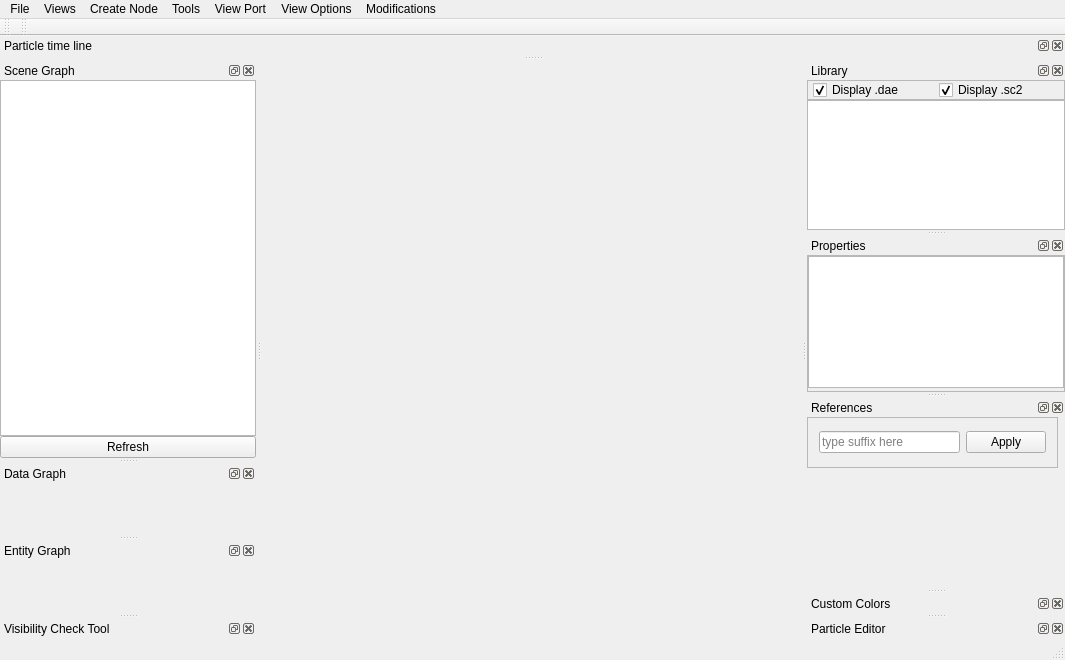
Qt form Tools/ResourceEditor/DataQt/mainwindow.ui (xaoctech/dava.engine) before a commit.
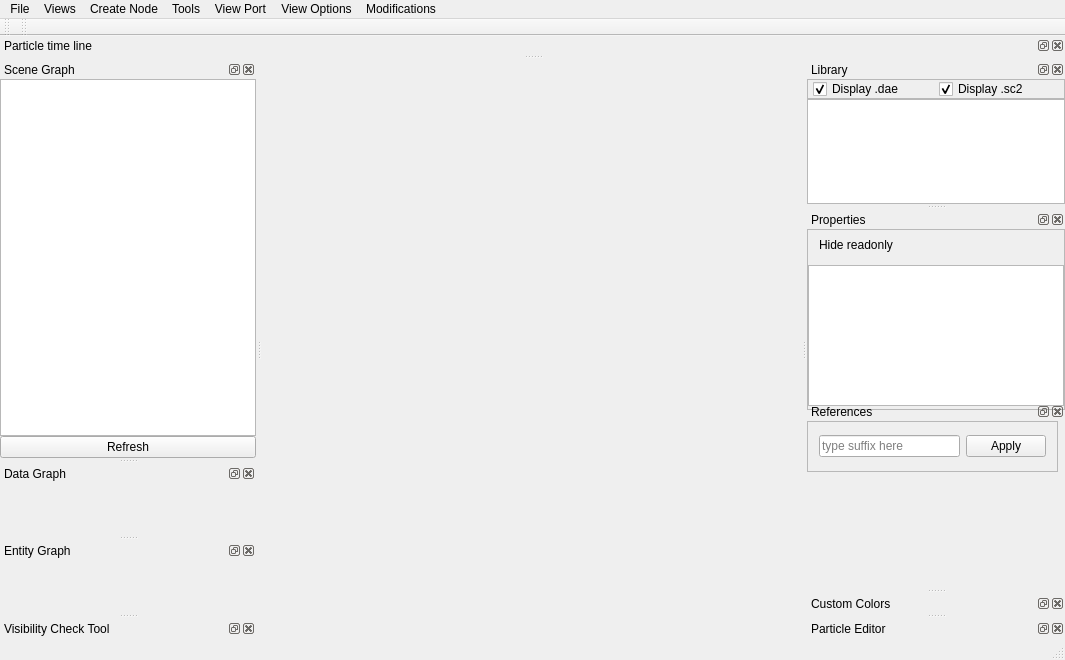
The same form after that commit. Icons and pictures are not drawn. Custom widgets are drawn as their Qt base class.

Commit message: [DF-731] Added "hide readonly" tool button into property panel.

What changed in the file:
```diff
--- a/Tools/ResourceEditor/DataQt/mainwindow.ui
+++ b/Tools/ResourceEditor/DataQt/mainwindow.ui
@@ -192,7 +192,7 @@
    <property name="minimumSize">
     <size>
      <width>150</width>
-     <height>150</height>
+     <height>200</height>
     </size>
    </property>
    <property name="windowTitle">
@@ -230,6 +230,11 @@
         <property name="bottomMargin">
          <number>3</number>
         </property>
+        <item>
+         <widget class="QToolBar" name="propertiesToolBar">
+          <addaction name="actionPropHideReadonly"/>
+         </widget>
+        </item>
         <item>
          <widget class="PropertyEditor" name="propertyEditor">
           <property name="styleSheet">
@@ -854,6 +859,14 @@
     <string>Select</string>
    </property>
   </action>
+  <action name="actionPropHideReadonly">
+   <property name="checkable">
+    <bool>true</bool>
+   </property>
+   <property name="text">
+    <string>Hide readonly</string>
+   </property>
+  </action>
  </widget>
  <layoutdefault spacing="6" margin="11"/>
  <customwidgets>
```
Left out of the diff: 12 changed lines with no effect on the pictures. The commit also changes 12 other files.
